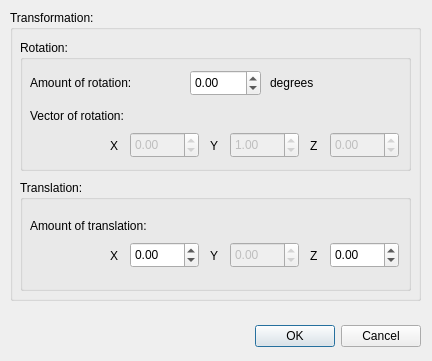
Qt form src/zay_item_inputs_form.ui (ChevronOne/zaytuna) before a commit.
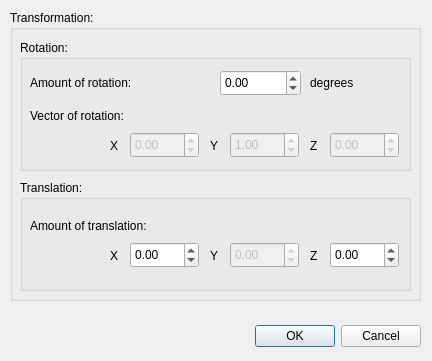
The same form after that commit.

The edit to the form file:
```diff
--- a/src/zay_item_inputs_form.ui
+++ b/src/zay_item_inputs_form.ui
@@ -70,7 +70,7 @@
       <rect>
        <x>10</x>
        <y>27</y>
-       <width>161</width>
+       <width>181</width>
        <height>31</height>
       </rect>
      </property>
@@ -81,9 +81,9 @@
     <widget class="QDoubleSpinBox" name="angle">
      <property name="geometry">
       <rect>
-       <x>170</x>
+       <x>200</x>
        <y>30</y>
-       <width>71</width>
+       <width>81</width>
        <height>26</height>
       </rect>
      </property>
@@ -97,9 +97,9 @@
     <widget class="QLabel" name="degrees_lab">
      <property name="geometry">
       <rect>
-       <x>250</x>
+       <x>290</x>
        <y>27</y>
-       <width>71</width>
+       <width>91</width>
        <height>31</height>
       </rect>
      </property>
@@ -112,7 +112,7 @@
       <rect>
        <x>10</x>
        <y>60</y>
-       <width>161</width>
+       <width>191</width>
        <height>31</height>
       </rect>
      </property>
@@ -336,7 +336,7 @@
       <rect>
        <x>10</x>
        <y>30</y>
-       <width>191</width>
+       <width>241</width>
        <height>31</height>
       </rect>
      </property>
```
